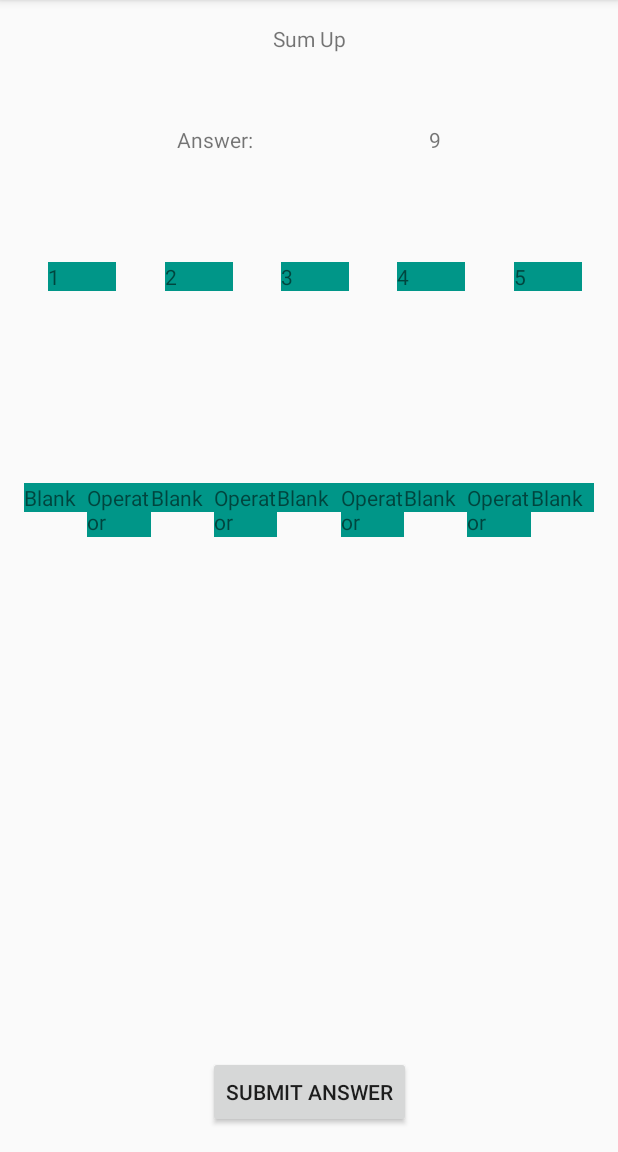
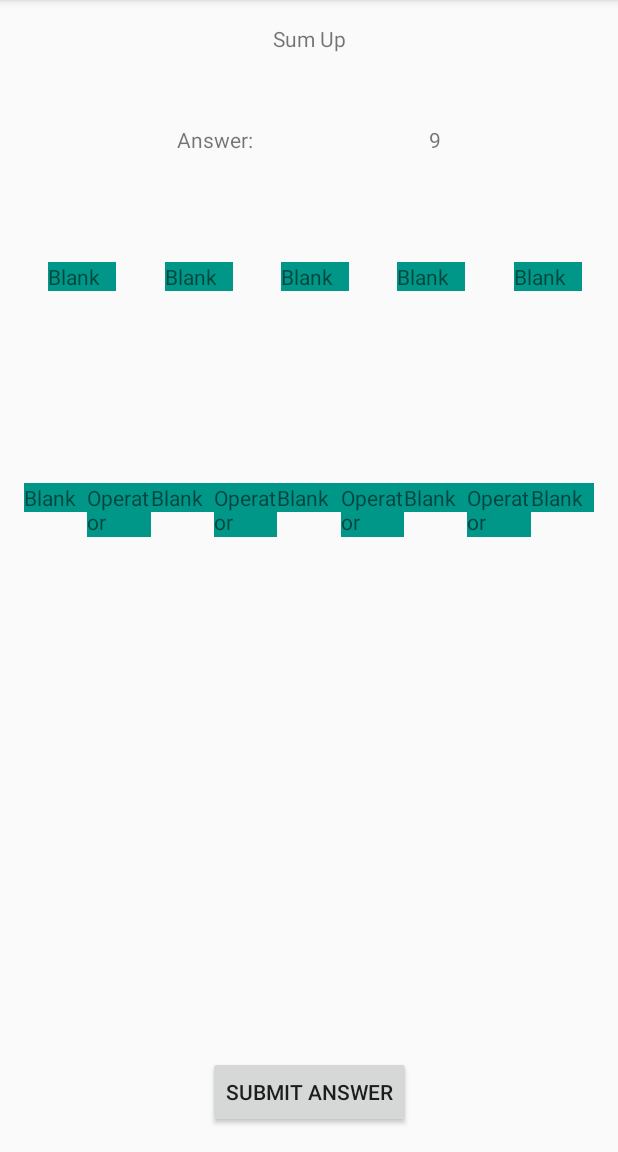
Before and after one commit to Tsz-Fung-Ryan/Andoird_Mobile_Sum_Up, an Android app: the GameActivity screen opened directly, with no data from a screen before it, on a phone screen of 412 x 824 dp, the part 84-1236 px from its top. Run offline under Robolectric (Android 15) with nearby library versions, the phone set to English and light mode, and no system bars.

Commit message:
Added a blank string used in the text views

```diff
--- a/app/src/main/res/layout/activity_game.xml
+++ b/app/src/main/res/layout/activity_game.xml
@@ -21,7 +21,7 @@
         android:id="@+id/answer"
         android:layout_width="wrap_content"
         android:layout_height="wrap_content"
-        android:text="Blank"
+        android:text="@string/blank"
         app:layout_constraintEnd_toEndOf="parent"
         app:layout_constraintHorizontal_bias="0.5"
         app:layout_constraintStart_toEndOf="@+id/answerText"
@@ -33,7 +33,7 @@
         android:layout_height="36dp"
         android:background="#009688"
         android:onClick="cycleOperators"
-        android:text="Operator"
+        android:text="@string/operator"
         app:layout_constraintEnd_toStartOf="@+id/space4"
         app:layout_constraintHorizontal_bias="0.5"
         app:layout_constraintStart_toEndOf="@+id/space3"
@@ -45,7 +45,7 @@
         android:layout_height="36dp"
         android:background="#009688"
         android:onClick="cycleOperators"
-        android:text="Operator"
+        android:text="@string/operator"
         app:layout_constraintEnd_toStartOf="@+id/space5"
         app:layout_constraintHorizontal_bias="0.5"
         app:layout_constraintStart_toEndOf="@+id/space4"
@@ -57,7 +57,7 @@
         android:layout_height="36dp"
         android:background="#009688"
         android:onClick="cycleOperators"
-        android:text="Operator"
+        android:text="@string/operator"
         app:layout_constraintEnd_toStartOf="@+id/space3"
         app:layout_constraintHorizontal_bias="0.5"
         app:layout_constraintStart_toEndOf="@+id/space2"
@@ -78,6 +78,7 @@
         android:layout_width="wrap_content"
         android:layout_height="wrap_content"
         android:layout_marginBottom="16dp"
+        android:onClick="submitAnswer"
         android:text="@string/submit_answer"
         app:layout_constraintBottom_toBottomOf="parent"
         app:layout_constraintEnd_toEndOf="parent"
@@ -92,7 +93,7 @@
         android:layout_marginTop="128dp"
         android:background="#009688"
         android:onClick="elementClick"
-        android:text="Blank"
+        android:text="@string/blank"
         app:layout_constraintEnd_toStartOf="@+id/operator1"
         app:layout_constraintHorizontal_bias="0.5"
         app:layout_constraintStart_toStartOf="parent"
@@ -107,7 +108,7 @@
         android:layout_marginTop="72dp"
         android:background="#009688"
         android:onClick="elementClick"
-        android:text="1"
+        android:text="@string/blank"
         app:layout_constraintEnd_toStartOf="@+id/operand2"
         app:layout_constraintHorizontal_bias="0.5"
         app:layout_constraintStart_toStartOf="parent"
@@ -121,7 +122,7 @@
         android:layout_marginLeft="8dp"
         android:background="#009688"
         android:onClick="elementClick"
-        android:text="2"
+        android:text="@string/blank"
         app:layout_constraintEnd_toStartOf="@+id/operand3"
         app:layout_constraintHorizontal_bias="0.5"
         app:layout_constraintStart_toEndOf="@+id/operand1"
@@ -135,7 +136,7 @@
         android:layout_marginLeft="8dp"
         android:background="#009688"
         android:onClick="elementClick"
-        android:text="5"
+        android:text="@string/blank"
         app:layout_constraintEnd_toEndOf="parent"
         app:layout_constraintHorizontal_bias="0.5"
         app:layout_constraintStart_toEndOf="@+id/operand4"
@@ -149,7 +150,7 @@
         android:layout_marginLeft="8dp"
         android:background="#009688"
         android:onClick="elementClick"
-        android:text="3"
+        android:text="@string/blank"
         app:layout_constraintEnd_toStartOf="@+id/operand4"
         app:layout_constraintHorizontal_bias="0.5"
         app:layout_constraintStart_toEndOf="@+id/operand2"
@@ -163,7 +164,7 @@
         android:layout_marginLeft="8dp"
         android:background="#009688"
         android:onClick="elementClick"
-        android:text="4"
+        android:text="@string/blank"
         app:layout_constraintEnd_toStartOf="@+id/operand5"
         app:layout_constraintHorizontal_bias="0.5"
         app:layout_constraintStart_toEndOf="@+id/operand3"
@@ -175,7 +176,7 @@
         android:layout_height="wrap_content"
         android:background="#009688"
         android:onClick="elementClick"
-        android:text="Blank"
+        android:text="@string/blank"
         app:layout_constraintEnd_toStartOf="@+id/operator2"
         app:layout_constraintHorizontal_bias="0.5"
         app:layout_constraintStart_toEndOf="@+id/operator1"
@@ -187,7 +188,7 @@
         android:layout_height="wrap_content"
         android:background="#009688"
         android:onClick="elementClick"
-        android:text="Blank"
+        android:text="@string/blank"
         app:layout_constraintEnd_toStartOf="@+id/operator3"
         app:layout_constraintHorizontal_bias="0.5"
         app:layout_constraintStart_toEndOf="@+id/operator2"
@@ -199,7 +200,7 @@
         android:layout_height="wrap_content"
         android:background="#009688"
         android:onClick="elementClick"
-        android:text="Blank"
+        android:text="@string/blank"
         app:layout_constraintEnd_toStartOf="@+id/operator4"
         app:layout_constraintHorizontal_bias="0.5"
         app:layout_constraintStart_toEndOf="@+id/operator3"
@@ -213,7 +214,7 @@
         android:layout_marginRight="16dp"
         android:background="#009688"
         android:onClick="elementClick"
-        android:text="Blank"
+        android:text="@string/blank"
         app:layout_constraintEnd_toEndOf="parent"
         app:layout_constraintHorizontal_bias="0.5"
         app:layout_constraintStart_toEndOf="@+id/operator4"
@@ -225,7 +226,7 @@
         android:layout_height="36dp"
         android:background="#009688"
         android:onClick="cycleOperators"
-        android:text="Operator"
+        android:text="@string/operator"
         app:layout_constraintEnd_toStartOf="@+id/space2"
         app:layout_constraintHorizontal_bias="0.5"
         app:layout_constraintStart_toEndOf="@+id/space1"
--- a/app/src/main/res/values/strings.xml
+++ b/app/src/main/res/values/strings.xml
@@ -6,5 +6,7 @@
     <string name="settings">Settings</string>
 
     <string name="answer">Answer:</string>
+    <string name="blank">Blank</string>
+    <string name="operator">Operator</string>
     <string name="submit_answer">Submit Answer</string>
 </resources>
```
